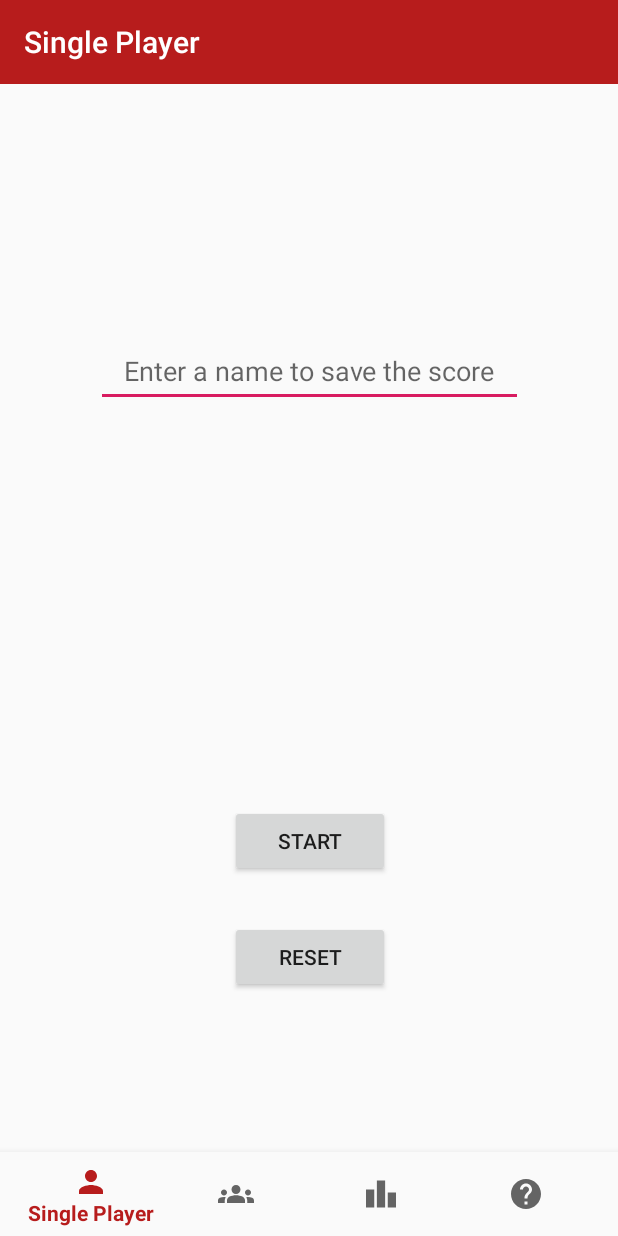
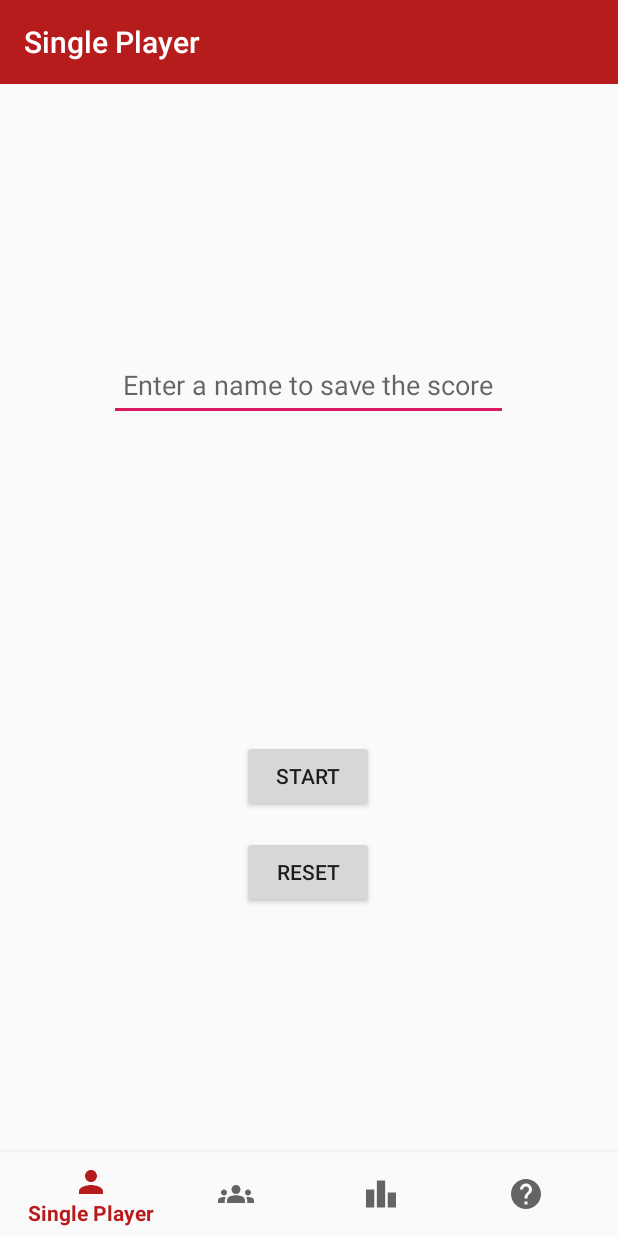
Before and after one commit to AlessiOrl/BrawlItOut, an Android app: the screen it shows after launch (MainActivity), on a phone screen of 412 x 824 dp. Run offline under Robolectric (Android 15) with nearby library versions, the light colour scheme and no system bars; our stand-ins replace navigation-ui; libraries missing offline, so code that uses them is left out: pl.droidsonroids.gif; plain views replace GifImageButton; 2 statements that could not run were skipped.

Commit message:
Converted relative leayout to constraint

```diff
--- a/app/src/main/res/layout/fragment_single.xml
+++ b/app/src/main/res/layout/fragment_single.xml
@@ -9,7 +9,7 @@
     tools:context="orlando.hci.brawlitout.Activities.MainActivity">
 
 
-    <RelativeLayout
+    <androidx.constraintlayout.widget.ConstraintLayout
         android:layout_width="match_parent"
         android:layout_height="match_parent">
 
@@ -21,12 +21,14 @@
             android:layout_alignParentStart="true"
             android:layout_alignParentTop="true"
             android:layout_alignParentEnd="true"
-            android:layout_marginStart="114dp"
-            android:layout_marginTop="341dp"
-            android:layout_marginEnd="109dp"
+            android:layout_marginTop="320dp"
             android:textAlignment="center"
             android:textColor="@color/black"
-            android:textSize="60sp" />
+            android:textSize="60sp"
+            app:layout_constraintEnd_toEndOf="parent"
+            app:layout_constraintHorizontal_bias="0.498"
+            app:layout_constraintStart_toStartOf="parent"
+            app:layout_constraintTop_toTopOf="parent" />
 
         <Button
             android:id="@+id/button_start"
@@ -35,10 +37,12 @@
             android:layout_below="@+id/chronometer"
             android:layout_alignParentStart="true"
             android:layout_alignParentEnd="true"
-            android:layout_marginStart="153dp"
-            android:layout_marginTop="66dp"
-            android:layout_marginEnd="152dp"
-            android:text="@string/start" />
+            android:layout_marginTop="44dp"
+            android:text="@string/start"
+            app:layout_constraintEnd_toEndOf="parent"
+            app:layout_constraintHorizontal_bias="0.498"
+            app:layout_constraintStart_toStartOf="parent"
+            app:layout_constraintTop_toBottomOf="@+id/chronometer" />
 
         <Button
             android:id="@+id/button_reset"
@@ -47,10 +51,12 @@
             android:layout_below="@+id/button_start"
             android:layout_alignParentStart="true"
             android:layout_alignParentEnd="true"
-            android:layout_marginStart="153dp"
-            android:layout_marginTop="29dp"
-            android:layout_marginEnd="152dp"
-            android:text="@string/reset" />
+            android:layout_marginTop="16dp"
+            android:text="@string/reset"
+            app:layout_constraintEnd_toEndOf="parent"
+            app:layout_constraintHorizontal_bias="0.498"
+            app:layout_constraintStart_toStartOf="parent"
+            app:layout_constraintTop_toBottomOf="@+id/button_start" />
 
         <EditText
             android:id="@+id/edit_username"
@@ -59,9 +65,7 @@
             android:layout_alignParentStart="true"
             android:layout_alignParentTop="true"
             android:layout_alignParentEnd="true"
-            android:layout_marginStart="64dp"
-            android:layout_marginTop="167dp"
-            android:layout_marginEnd="63dp"
+            android:layout_marginTop="16dp"
             android:ems="10"
             android:hint="@string/hintUsername"
             android:importantForAutofill="no"
@@ -69,7 +73,13 @@
             android:minHeight="48dp"
             android:textAlignment="center"
             android:textSize="18sp"
-            android:visibility="gone" />
+            android:visibility="gone"
+            app:layout_constraintBottom_toTopOf="@+id/chronometer"
+            app:layout_constraintEnd_toEndOf="parent"
+            app:layout_constraintHorizontal_bias="0.496"
+            app:layout_constraintStart_toStartOf="parent"
+            app:layout_constraintTop_toTopOf="parent"
+            app:layout_constraintVertical_bias="0.628" />
 
         <TextView
             android:id="@+id/text_username"
@@ -78,16 +88,19 @@
             android:layout_alignParentStart="true"
             android:layout_alignParentTop="true"
             android:layout_alignParentEnd="true"
-            android:layout_marginStart="64dp"
-            android:layout_marginTop="167dp"
-            android:layout_marginEnd="63dp"
             android:textAlignment="center"
             android:textSize="18sp"
-            android:visibility="visible" />
+            android:visibility="gone"
+            app:layout_constraintBottom_toTopOf="@+id/chronometer"
+            app:layout_constraintEnd_toEndOf="parent"
+            app:layout_constraintHorizontal_bias="0.496"
+            app:layout_constraintStart_toStartOf="parent"
+            app:layout_constraintTop_toTopOf="parent"
+            app:layout_constraintVertical_bias="0.635" />
 
-    </RelativeLayout>
+    </androidx.constraintlayout.widget.ConstraintLayout>
 
-    <RelativeLayout
+    <androidx.constraintlayout.widget.ConstraintLayout
         android:id="@+id/button_layout"
         android:layout_width="match_parent"
         android:layout_height="match_parent"
@@ -101,8 +114,8 @@
             android:scaleType="centerCrop"
             android:src="@drawable/down_white"
             android:visibility="gone"
-            tools:ignore="SpeakableTextPresentCheck,ImageContrastCheck"></pl.droidsonroids.gif.GifImageButton>
+            tools:ignore="SpeakableTextPresentCheck,ImageContrastCheck" />
 
-    </RelativeLayout>
+    </androidx.constraintlayout.widget.ConstraintLayout>
 
 </RelativeLayout>
```
